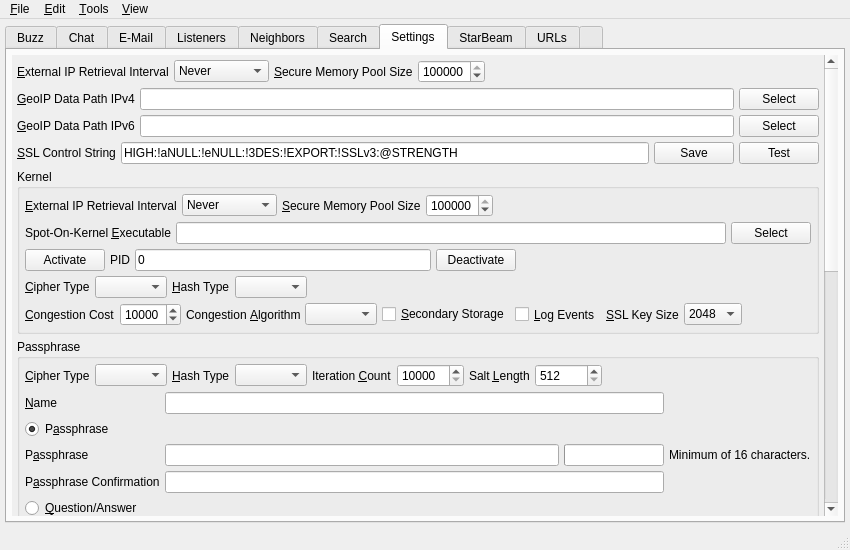
This is branches/trunk/UI/spot-on-controlcenter.ui in textbrowser/spot-on as Qt 5 draws it before an edit. The edited form follows.
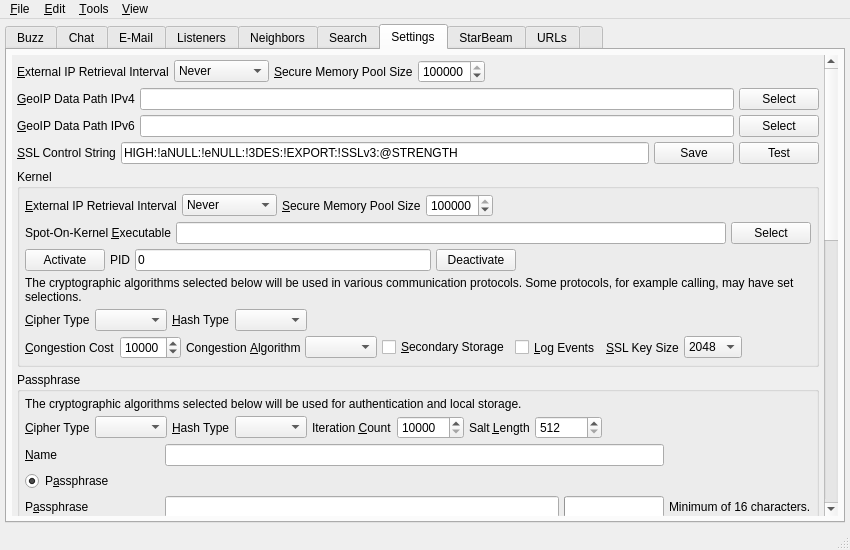
This is the edited form. The open tabs and pages were chosen to show the change. Icons and pictures are not drawn. Custom widgets are drawn as their Qt base class.

Commit message: New label widgets.

```diff
--- a/branches/trunk/UI/spot-on-controlcenter.ui
+++ b/branches/trunk/UI/spot-on-controlcenter.ui
@@ -5457,9 +5457,9 @@
            <property name="geometry">
             <rect>
              <x>0</x>
-             <y>0</y>
+             <y>-162</y>
              <width>823</width>
-             <height>1134</height>
+             <height>1318</height>
             </rect>
            </property>
            <layout class="QVBoxLayout" name="verticalLayout_35">
@@ -5848,6 +5848,16 @@
                    </item>
                   </layout>
                  </item>
+                 <item>
+                  <widget class="QLabel" name="label_35">
+                   <property name="text">
+                    <string>The cryptographic algorithms selected below will be used in various communication protocols. Some protocols, for example calling, may have set selections.</string>
+                   </property>
+                   <property name="wordWrap">
+                    <bool>true</bool>
+                   </property>
+                  </widget>
+                 </item>
                  <item>
                   <layout class="QHBoxLayout" name="horizontalLayout_83">
                    <property name="spacing">
@@ -6046,6 +6056,16 @@
                  <property name="bottomMargin">
                   <number>5</number>
                  </property>
+                 <item>
+                  <widget class="QLabel" name="label_76">
+                   <property name="text">
+                    <string>The cryptographic algorithms selected below will be used for authentication and local storage.</string>
+                   </property>
+                   <property name="wordWrap">
+                    <bool>true</bool>
+                   </property>
+                  </widget>
+                 </item>
                  <item>
                   <layout class="QHBoxLayout" name="horizontalLayout_18">
                    <property name="spacing">
```
